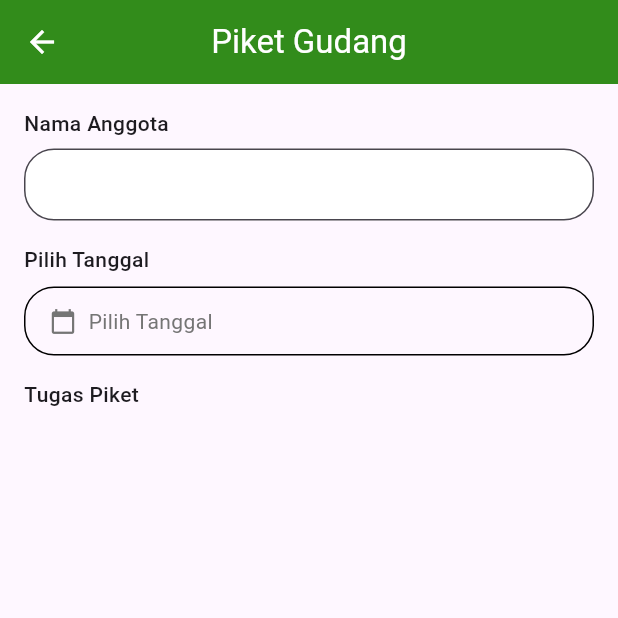
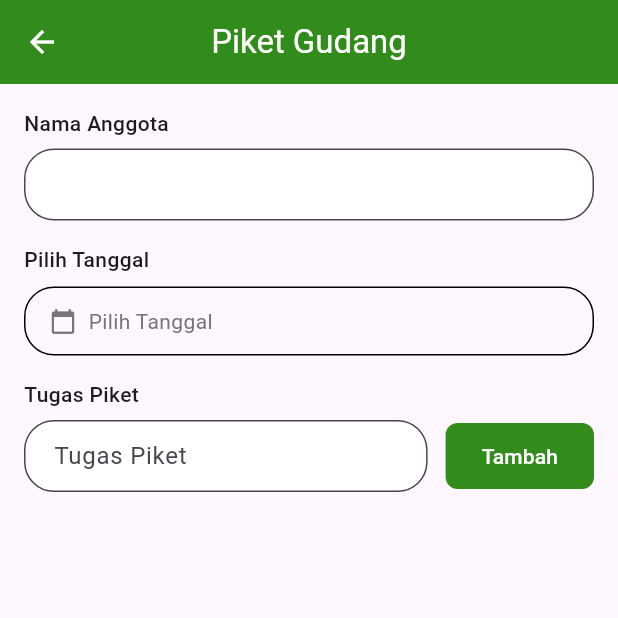
Before and after one commit to yafidaffaa/20220140083_UCP1Flutter, a Flutter app: the PiketGudangPage screen opened directly with empty values, on a phone screen of 412 x 824 dp, the top half of it. Run offline on Flutter 3.47's test engine with Material 3 defaults, Android fonts, the light colour scheme and no system bars.

Commit message:
menambahkan input tugas dan button tambah

```diff
--- a/lib/pages/home_pages/piket_gudang_page.dart
+++ b/lib/pages/home_pages/piket_gudang_page.dart
@@ -171,6 +171,58 @@ class _PiketGudangPageState extends State<PiketGudangPage> {
                 'Tugas Piket',
                 style: TextStyle(fontSize: 14, fontWeight: FontWeight.w500),
               ),
+              const SizedBox(height: 7),
+              Row(
+                children: [
+                  Expanded(
+                    child: TextFormField(
+                      controller: _tugasController,
+                      decoration: InputDecoration(
+                        hintText: 'Tugas Piket',
+                        filled: true,
+                        fillColor: Colors.white,
+                        border: const OutlineInputBorder(
+                          borderRadius: BorderRadius.all(Radius.circular(20)),
+                        ),
+                        contentPadding: const EdgeInsets.symmetric(
+                          horizontal: 16,
+                          vertical: 12,
+                        ),
+                      ),
+                      validator: (value) {
+                        if (value == null || value.isEmpty) {
+                          return 'Tugas piket tidak boleh kosong';
+                        }
+                        return null;
+                      },
+                    ),
+                  ),
+                  const SizedBox(width: 12),
+                  ElevatedButton(
+                    onPressed: () {
+                      setState(() {
+                        _timeError = _selectedDate == null;
+                      });
+                      if (_formKey.currentState!.validate() && !_timeError) {
+                        _addTask();
+                      }
+                    },
+                    style: ElevatedButton.styleFrom(
+                      backgroundColor: Color.fromARGB(255, 50, 140, 27),
+                      foregroundColor: Colors.white,
+                      elevation: 0,
+                      padding: const EdgeInsets.symmetric(
+                        horizontal: 24,
+                        vertical: 12,
+                      ),
+                      shape: RoundedRectangleBorder(
+                        borderRadius: BorderRadius.circular(8),
+                      ),
+                    ),
+                    child: const Text('Tambah'),
+                  ),
+                ],
+              ),
             ],
           ),
         ),
```
